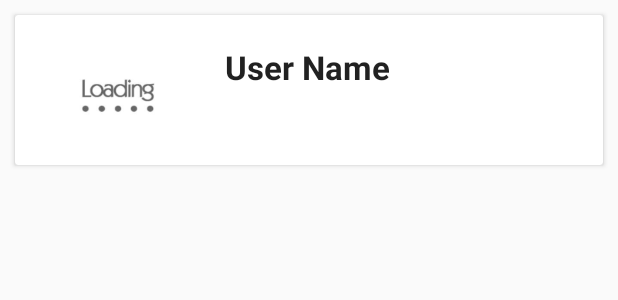
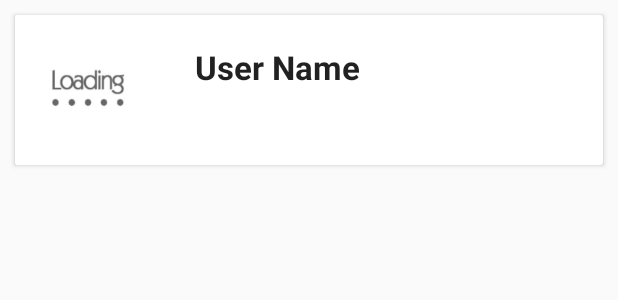
Before and after one commit to jitendra3109/OpenSourceUser, an Android app: the layout row_user.xml on its own in the app's theme, with its tools: preview values and no code run, on a phone screen of 412 x 824 dp. Shown: the top 300 px of the screen. Run offline under Robolectric (Android 15) with nearby library versions, the phone set to English and light mode, and no system bars.

Commit message:
Icon added and little bit update

```diff
--- a/app/src/main/java/in/jsroyal/apiconsume/api/Service.java
+++ b/app/src/main/java/in/jsroyal/apiconsume/api/Service.java
@@ -8,7 +8,7 @@ import retrofit2.http.Query;
 
 
 public interface Service {
-    @GET("/search/users?q=location:india+language:java")
+    @GET("/search/users?q=location:india")
     Call<ItemResponse> getItems(
 //            @Query("location") String location,
 //            @Query("language") String language
--- a/app/src/main/res/layout/row_user.xml
+++ b/app/src/main/res/layout/row_user.xml
@@ -19,8 +19,7 @@
             android:layout_width="100dp"
             android:layout_height="100dp"
             android:id="@+id/cover"
-            android:layout_marginLeft="20dp"
-            android:layout_marginTop="10dp"
+
             android:background="@drawable/img"
             android:scaleType="fitXY"/>
         <TextView
--- a/app/src/main/res/values/strings.xml
+++ b/app/src/main/res/values/strings.xml
@@ -1,5 +1,5 @@
 <resources>
-    <string name="app_name">GitHub users of India </string>
+    <string name="app_name">Open Source Dev </string>
     <string name="internet">No internet connection, Please make sure your device is connected to the internet</string>
     <string name="user_image">User Image</string>
     <string name="github_profile_link">Github Profile Link</string>
```
Also changed, not shown: app/src/main/res/mipmap-hdpi/ic_launcher.png, app/src/main/res/mipmap-xhdpi/ic_launcher.png, app/src/main/res/mipmap-xxhdpi/ic_launcher.png, app/src/main/res/mipmap-xxxhdpi/ic_launcher.png.
